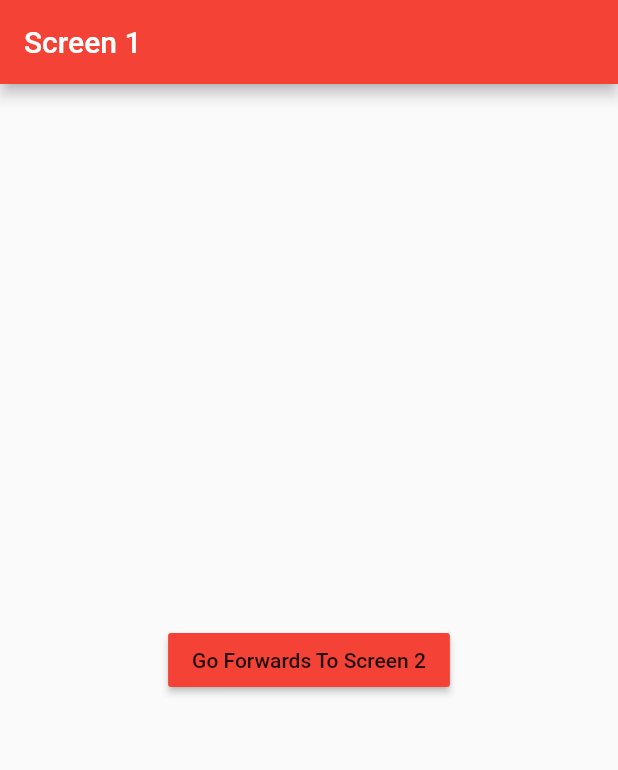
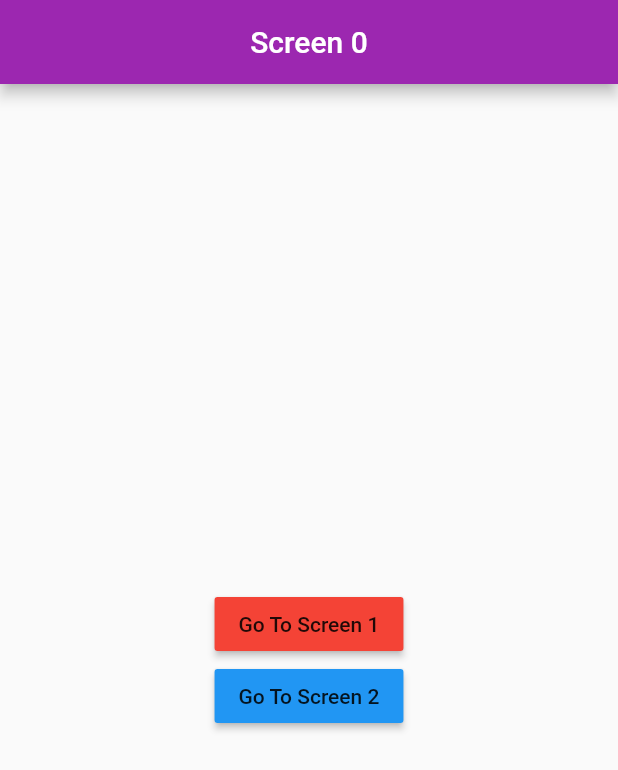
Before and after one commit to RahulMahesh62/Flutter-Navigator, a Flutter app: the screen it shows after launch, on a phone screen of 412 x 824 dp. Shown: the top 770 px of the screen. Run offline on Flutter 3.47's test engine with Material 2 defaults, Android fonts, the phone set to English and light mode, and no system bars.

Commit message:
Final Commit

```diff
--- a/lib/main.dart
+++ b/lib/main.dart
@@ -1,5 +1,10 @@
 import 'package:flutter/material.dart';
+import 'package:navigation_demo_starter/screen0.dart';
+import 'package:navigation_demo_starter/screen1.dart';
+import 'package:navigation_demo_starter/screen2.dart';
+import 'screen0.dart';
 import 'screen1.dart';
+import 'screen2.dart';
 
 void main() => runApp(MyApp());
 
@@ -7,7 +12,13 @@ class MyApp extends StatelessWidget {
   @override
   Widget build(BuildContext context) {
     return MaterialApp(
-      home: Screen1(),
+      debugShowCheckedModeBanner: false,
+      initialRoute:'/',
+      routes: {
+        '/': (context) => Screen0(),
+        '/first': (context) => Screen1(),
+        '/second': (context) => Screen2(),
+      },
     );
   }
 }
--- a/lib/screen0.dart
+++ b/lib/screen0.dart
@@ -6,23 +6,24 @@ class Screen0 extends StatelessWidget {
     return Scaffold(
       appBar: AppBar(
         backgroundColor: Colors.purple,
-        title: Text('Screen 0'),
+        title: Center(child: Text('Screen 0')),
       ),
       body: Center(
         child: Column(
+          mainAxisAlignment: MainAxisAlignment.center,
           children: <Widget>[
             RaisedButton(
               color: Colors.red,
               child: Text('Go To Screen 1'),
               onPressed: () {
-                //Navigate to Screen 1
+                Navigator.pushNamed(context, '/first');
               },
             ),
             RaisedButton(
               color: Colors.blue,
               child: Text('Go To Screen 2'),
               onPressed: () {
-                //Navigate to Screen 2
+                Navigator.pushNamed(context, '/second');
               },
             ),
           ],
--- a/lib/screen1.dart
+++ b/lib/screen1.dart
@@ -1,4 +1,6 @@
 import 'package:flutter/material.dart';
+import 'package:navigation_demo_starter/screen2.dart';
+import 'screen2.dart';
 
 class Screen1 extends StatelessWidget {
   @override
@@ -6,13 +8,20 @@ class Screen1 extends StatelessWidget {
     return Scaffold(
       appBar: AppBar(
         backgroundColor: Colors.red,
-        title: Text('Screen 1'),
+        title: Center(child: Text('Screen 1')),
       ),
       body: Center(
         child: RaisedButton(
           color: Colors.red,
           child: Text('Go Forwards To Screen 2'),
-          onPressed: () {},
+          onPressed: () {
+            Navigator.push(
+              context,
+              MaterialPageRoute(builder: (context)
+              {
+                return Screen2();
+              }));
+          },
         ),
       ),
     );
--- a/lib/screen2.dart
+++ b/lib/screen2.dart
@@ -12,7 +12,9 @@ class Screen2 extends StatelessWidget {
         child: RaisedButton(
           color: Colors.blue,
           child: Text('Go Back To Screen 1'),
-          onPressed: () {},
+          onPressed: () {
+            Navigator.pop(context);
+          },
         ),
       ),
     );
```
Also changed, not shown: pubspec.lock, 4 other files.
